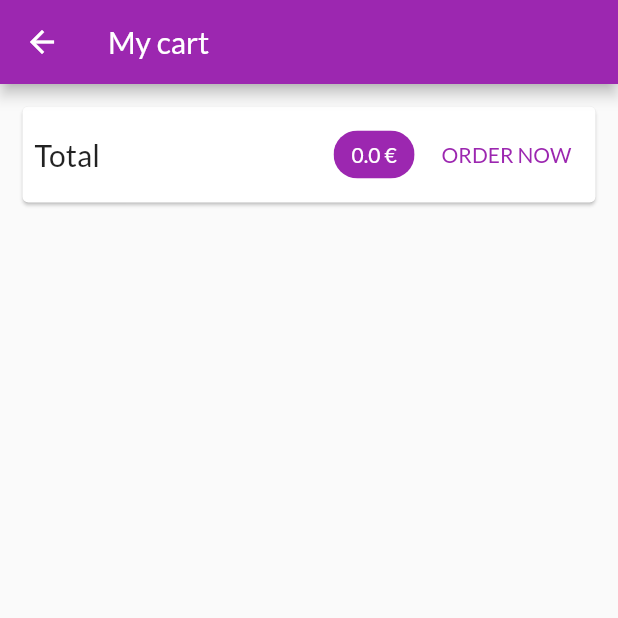
After one commit to JulienLaforge/shop_app, a Flutter app: the CartScreen screen opened by its route, on a phone screen of 412 x 824 dp, the top half of it. The commit adds this screen. Run offline on Flutter 3.47's test engine with Material 2 defaults, Android fonts, the phone set to English and light mode, and no system bars; network calls fail.

Commit message:
add cart screen

```diff
--- a/lib/main.dart
+++ b/lib/main.dart
@@ -3,6 +3,7 @@ import 'package:provider/provider.dart';
 
 import './screens/products_overview_screen.dart';
 import './screens/product_detail_screen.dart';
+import './screens/cart_screen.dart';
 import './providers/products.dart';
 import './providers/cart.dart';
 
@@ -32,6 +33,7 @@ class MyApp extends StatelessWidget {
         home: ProductsOverviewScreen(),
         routes: {
           ProductDetailScreen.routeName: (context) => ProductDetailScreen(),
+          CartScreen.routeName: (context) => CartScreen(),
         },
       ),
     );
--- a/lib/providers/cart.dart
+++ b/lib/providers/cart.dart
@@ -25,6 +25,14 @@ class Cart with ChangeNotifier {
     return _items.length;
   }
 
+  double get totalAmout {
+    var total = 0.0;
+    _items.forEach((key, cartItem) {
+      total += cartItem.price * cartItem.quantity;
+    });
+    return total;
+  }
+
   void addItem({String productId, String title, double price}) {
     if (_items.containsKey(productId)) {
       _items.update(
--- /dev/null
+++ b/lib/screens/cart_screen.dart
@@ -0,0 +1,63 @@
+import 'package:flutter/material.dart';
+import 'package:provider/provider.dart';
+
+import '../providers/cart.dart';
+
+class CartScreen extends StatelessWidget {
+  static const routeName = '/cart';
+
+  @override
+  Widget build(BuildContext context) {
+    final cart = Provider.of<Cart>(context);
+
+    return Scaffold(
+      appBar: AppBar(
+        title: Text('My cart'),
+      ),
+      body: Column(
+        children: [
+          Card(
+            margin: EdgeInsets.all(15),
+            child: Padding(
+              padding: EdgeInsets.all(8),
+              child: Row(
+                mainAxisAlignment: MainAxisAlignment.spaceBetween,
+                children: [
+                  Text(
+                    'Total',
+                    style: TextStyle(
+                      fontSize: 20,
+                    ),
+                  ),
+                  Spacer(),
+                  Chip(
+                    label: Text(
+                      '${cart.totalAmout} €',
+                      style: TextStyle(
+                        color:
+                            Theme.of(context).primaryTextTheme.headline6.color,
+                      ),
+                    ),
+                    backgroundColor: Theme.of(context).primaryColor,
+                  ),
+                  SizedBox(
+                    width: 10,
+                  ),
+                  TextButton(
+                    onPressed: () {},
+                    child: Text(
+                      'ORDER NOW',
+                      style: TextStyle(
+                        color: Theme.of(context).primaryColor,
+                      ),
+                    ),
+                  ),
+                ],
+              ),
+            ),
+          )
+        ],
+      ),
+    );
+  }
+}
--- a/lib/screens/products_overview_screen.dart
+++ b/lib/screens/products_overview_screen.dart
@@ -1,6 +1,7 @@
 import 'package:flutter/material.dart';
 import 'package:provider/provider.dart';
 
+import './cart_screen.dart';
 import '../widgets/products_grid.dart';
 import '../widgets/badge.dart';
 import '../providers/cart.dart';
@@ -30,7 +31,9 @@ class _ProductsOverviewScreenState extends State<ProductsOverviewScreen> {
             ),
             child: IconButton(
               icon: Icon(Icons.shopping_cart),
-              onPressed: () {},
+              onPressed: () {
+                Navigator.of(context).pushNamed(CartScreen.routeName);
+              },
             ),
           ),
           PopupMenuButton(
```
